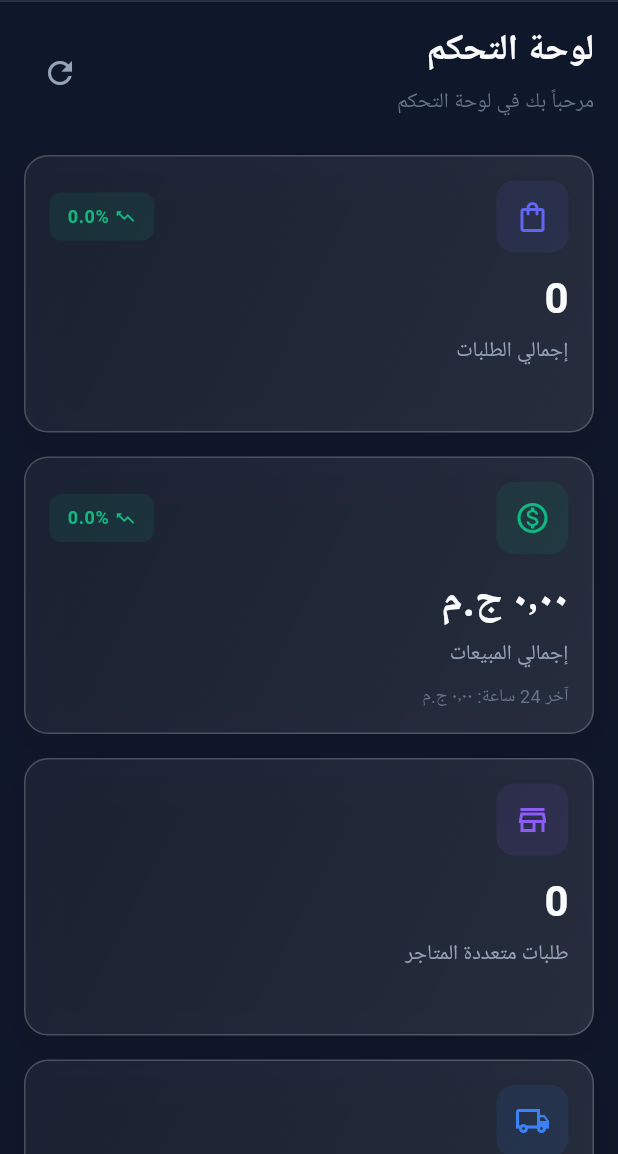
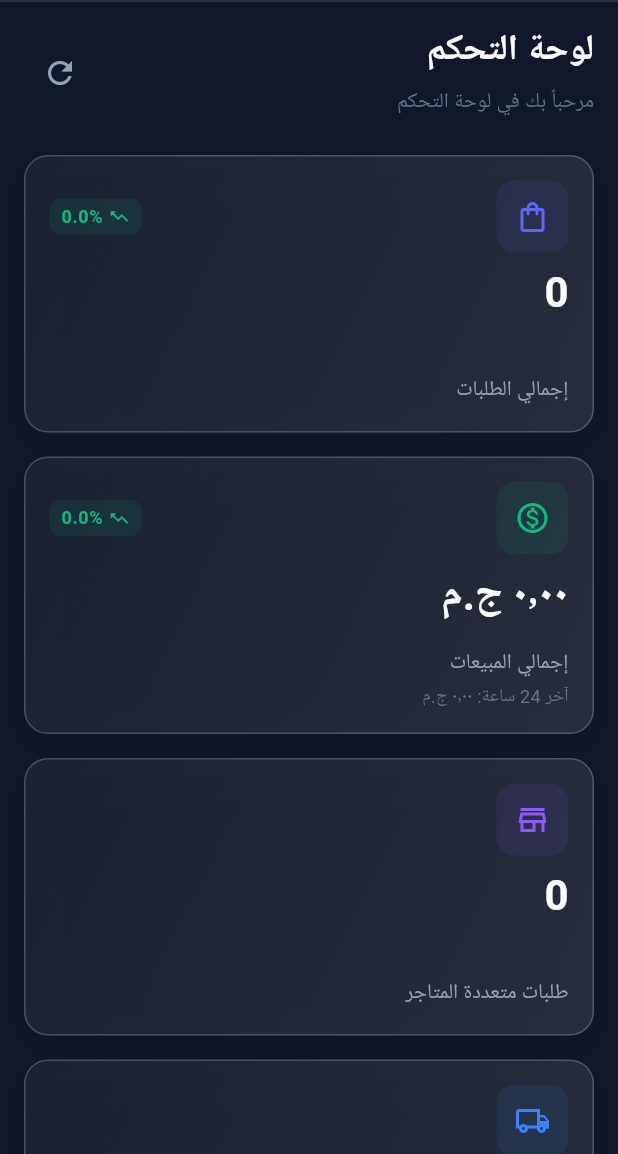
Before and after one commit to Xfuse1/admin_dashboard, a Flutter app: the DashboardPage screen opened by its route, on a phone screen of 412 x 824 dp, the part 82-1236 px from its top. Run offline on Flutter 3.47's test engine with Material 3 defaults, Android fonts, the phone set to English and light mode, and no system bars; drawn by our look-alikes of auto_size_text, flutter_animate, toastification; our stand-ins replace bloc_concurrency, cached_network_image, cloud_firestore, dartz, data_table_2, equatable and 14 more; accounts and stored records are empty; Roboto replaces fonts that are missing (Cairo).

Commit message:
add Some Feature

```diff
--- a/lib/shared/widgets/glass_card.dart
+++ b/lib/shared/widgets/glass_card.dart
@@ -125,10 +125,11 @@ class StatCard extends StatelessWidget {
               ),
               // Percent change
               if (percentChange != null)
-                Container(
+                Flexible(
+                  child: Container(
                     padding: const EdgeInsets.symmetric(
-                    horizontal: AppConstants.spacingSm,
-                    vertical: AppConstants.spacingXs,
+                      horizontal: 8,
+                      vertical: 4,
                     ),
                     decoration: BoxDecoration(
                       color: (isPositive ? AppColors.success : AppColors.error)
@@ -144,8 +145,10 @@ class StatCard extends StatelessWidget {
                           size: 14,
                         ),
                         const SizedBox(width: 4),
-                      Text(
+                        Flexible(
+                          child: Text(
                             '${percentChange!.abs().toStringAsFixed(1)}%',
+                            overflow: TextOverflow.ellipsis,
                             style: Theme.of(context).textTheme.bodySmall?.copyWith(
                                   color: isPositive
                                       ? AppColors.success
@@ -153,28 +156,29 @@ class StatCard extends StatelessWidget {
                                   fontWeight: FontWeight.w600,
                                 ),
                           ),
+                        ),
                       ],
+                    ),
                   ),
                 ),
             ],
           ),
-          const SizedBox(height: AppConstants.spacingSm),
-          Flexible(
-            fit: FlexFit.loose,
+          const SizedBox(height: 8),
+          Expanded(
             child: Column(
               crossAxisAlignment: CrossAxisAlignment.start,
-              mainAxisSize: MainAxisSize.min,
               children: [
                 // Value
                 AutoSizeText(
                   value,
                   maxLines: 1,
+                  minFontSize: 14,
                   style: Theme.of(context).textTheme.headlineMedium?.copyWith(
                         color: AppColors.textPrimary,
                         fontWeight: FontWeight.bold,
                       ),
                 ),
-                const SizedBox(height: AppConstants.spacingXs),
+                const Spacer(),
                 // Title
                 AutoSizeText(
                   title,
@@ -186,7 +190,7 @@ class StatCard extends StatelessWidget {
                       ),
                 ),
                 if (subtitle != null) ...[
-                  const SizedBox(height: AppConstants.spacingXs),
+                  const SizedBox(height: 2),
                   AutoSizeText(
                     subtitle!,
                     maxLines: 1,
```
Also changed, not shown: lib/features/admins/presentation/pages/manage_admins_page.dart (+21 -11 lines), lib/features/settings/presentation/pages/simulator_settings_page.dart (+8 -7 lines). Lines whose indentation alone changed are shown as unchanged.
